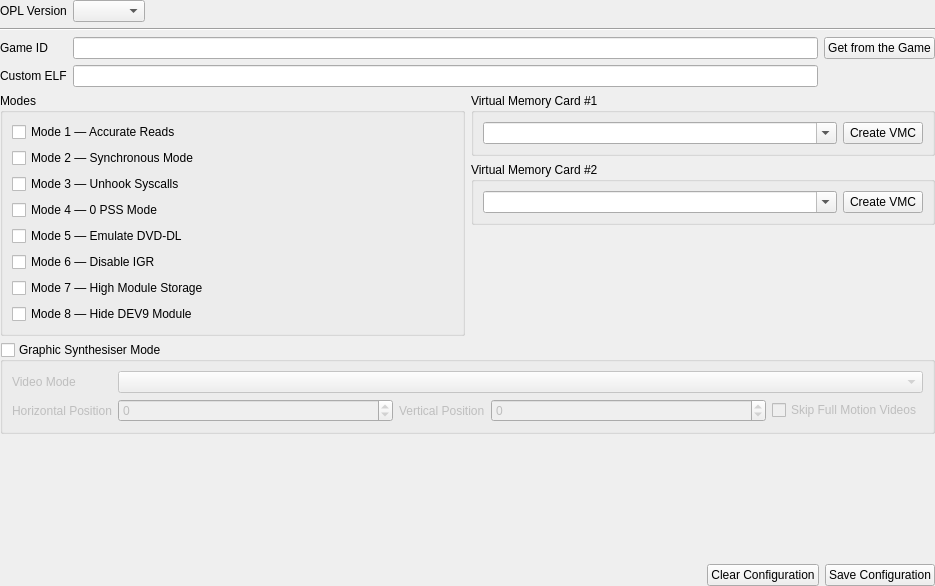
Above: src/OplPcTools/UI/GameConfigWidget.ui from brainstream/OPL-PC-Tools before the change. Below: the same form after it.
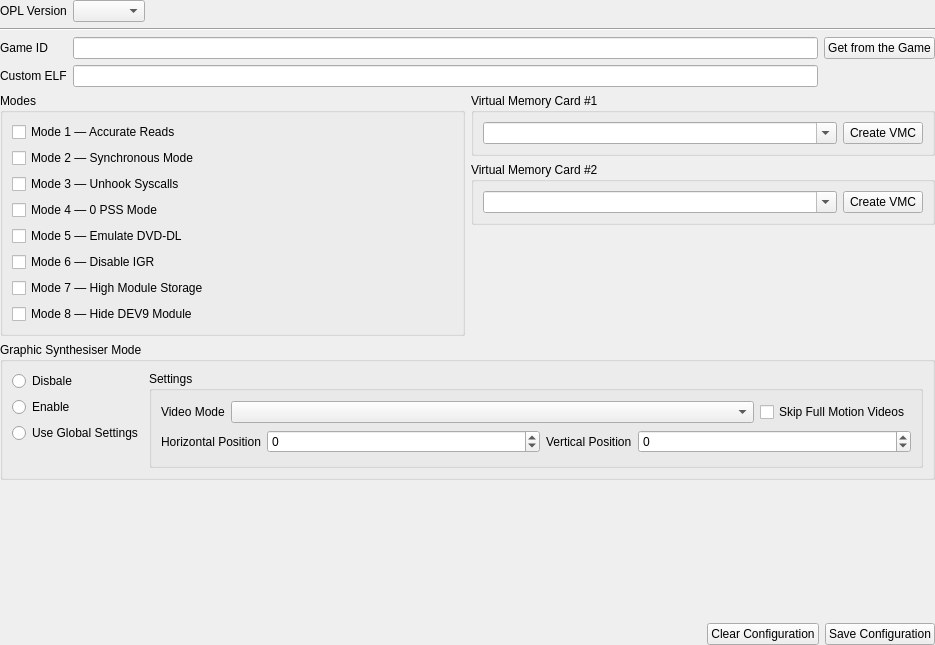
That is the form after the change. Icons and pictures are not drawn.

Commit message: GSM global settings

The edit to the form file:
```diff
--- a/src/OplPcTools/UI/GameConfigWidget.ui
+++ b/src/OplPcTools/UI/GameConfigWidget.ui
@@ -7,7 +7,7 @@
     <x>0</x>
     <y>0</y>
     <width>935</width>
-    <height>586</height>
+    <height>645</height>
    </rect>
   </property>
   <property name="windowTitle">
@@ -287,6 +287,50 @@
    </item>
    <item>
     <widget class="QGroupBox" name="mp_groupbox_gsm">
+     <property name="title">
+      <string>Graphic Synthesiser Mode</string>
+     </property>
+     <layout class="QHBoxLayout" name="horizontalLayout_6">
+      <item>
+       <layout class="QVBoxLayout" name="mp_layout_6">
+        <item>
+         <widget class="QRadioButton" name="mp_radio_disable_gsm">
+          <property name="text">
+           <string>Disbale</string>
+          </property>
+         </widget>
+        </item>
+        <item>
+         <widget class="QRadioButton" name="mp_radio_enable_gsm">
+          <property name="text">
+           <string>Enable</string>
+          </property>
+         </widget>
+        </item>
+        <item>
+         <widget class="QRadioButton" name="mp_radio_use_global_gsm">
+          <property name="text">
+           <string>Use Global Settings</string>
+          </property>
+         </widget>
+        </item>
+        <item>
+         <spacer name="mp_spacer_5">
+          <property name="orientation">
+           <enum>Qt::Vertical</enum>
+          </property>
+          <property name="sizeHint" stdset="0">
+           <size>
+            <width>20</width>
+            <height>0</height>
+           </size>
+          </property>
+         </spacer>
+        </item>
+       </layout>
+      </item>
+      <item>
+       <widget class="QGroupBox" name="mp_groupbox_gsm_settings">
      <property name="sizePolicy">
       <sizepolicy hsizetype="Preferred" vsizetype="Preferred">
        <horstretch>5</horstretch>
@@ -294,16 +338,18 @@
       </sizepolicy>
      </property>
      <property name="title">
-      <string>Graphic Synthesiser Mode</string>
+         <string>Settings</string>
      </property>
      <property name="checkable">
-      <bool>true</bool>
+         <bool>false</bool>
      </property>
      <property name="checked">
       <bool>false</bool>
      </property>
-     <layout class="QGridLayout" name="gridLayout">
-      <item row="0" column="0">
+        <layout class="QVBoxLayout" name="verticalLayout_4">
+         <item>
+          <layout class="QHBoxLayout" name="mp_layout_7">
+           <item>
        <widget class="QLabel" name="mp_label_video_mode">
         <property name="sizePolicy">
          <sizepolicy hsizetype="Maximum" vsizetype="Preferred">
@@ -316,7 +362,34 @@
         </property>
        </widget>
       </item>
-      <item row="1" column="0">
+           <item>
+            <widget class="QComboBox" name="mp_combo_video_mode">
+             <property name="sizePolicy">
+              <sizepolicy hsizetype="Expanding" vsizetype="Fixed">
+               <horstretch>0</horstretch>
+               <verstretch>0</verstretch>
+              </sizepolicy>
+             </property>
+            </widget>
+           </item>
+           <item>
+            <widget class="QCheckBox" name="mp_checkbox_skip_fmv">
+             <property name="sizePolicy">
+              <sizepolicy hsizetype="Maximum" vsizetype="Fixed">
+               <horstretch>0</horstretch>
+               <verstretch>0</verstretch>
+              </sizepolicy>
+             </property>
+             <property name="text">
+              <string>Skip Full Motion Videos</string>
+             </property>
+            </widget>
+           </item>
+          </layout>
+         </item>
+         <item>
+          <layout class="QHBoxLayout" name="mp_layout_8">
+           <item>
        <widget class="QLabel" name="mp_label_hpos">
         <property name="sizePolicy">
          <sizepolicy hsizetype="Maximum" vsizetype="Preferred">
@@ -329,7 +402,7 @@
         </property>
        </widget>
       </item>
-      <item row="1" column="1">
+           <item>
        <widget class="QSpinBox" name="mp_spinbox_hpos">
         <property name="sizePolicy">
          <sizepolicy hsizetype="Expanding" vsizetype="Fixed">
@@ -348,7 +421,7 @@
         </property>
        </widget>
       </item>
-      <item row="1" column="2">
+           <item>
        <widget class="QLabel" name="mp_label_vpos">
         <property name="sizePolicy">
          <sizepolicy hsizetype="Maximum" vsizetype="Preferred">
@@ -361,7 +434,7 @@
         </property>
        </widget>
       </item>
-      <item row="1" column="3">
+           <item>
        <widget class="QSpinBox" name="mp_spinbox_vpos">
         <property name="sizePolicy">
          <sizepolicy hsizetype="Expanding" vsizetype="Fixed">
@@ -380,27 +453,9 @@
         </property>
        </widget>
       </item>
-      <item row="1" column="4">
-       <widget class="QCheckBox" name="mp_checkbox_skip_fmv">
-        <property name="sizePolicy">
-         <sizepolicy hsizetype="Maximum" vsizetype="Fixed">
-          <horstretch>0</horstretch>
-          <verstretch>0</verstretch>
-         </sizepolicy>
-        </property>
-        <property name="text">
-         <string>Skip Full Motion Videos</string>
-        </property>
-       </widget>
-      </item>
-      <item row="0" column="1" colspan="4">
-       <widget class="QComboBox" name="mp_combo_video_mode">
-        <property name="sizePolicy">
-         <sizepolicy hsizetype="Expanding" vsizetype="Fixed">
-          <horstretch>0</horstretch>
-          <verstretch>0</verstretch>
-         </sizepolicy>
-        </property>
+          </layout>
+         </item>
+        </layout>
        </widget>
       </item>
      </layout>
```
Left out of the diff: 29 changed lines with no effect on the pictures. Lines whose indentation alone changed are shown as unchanged. The commit also changes 6 other files.
